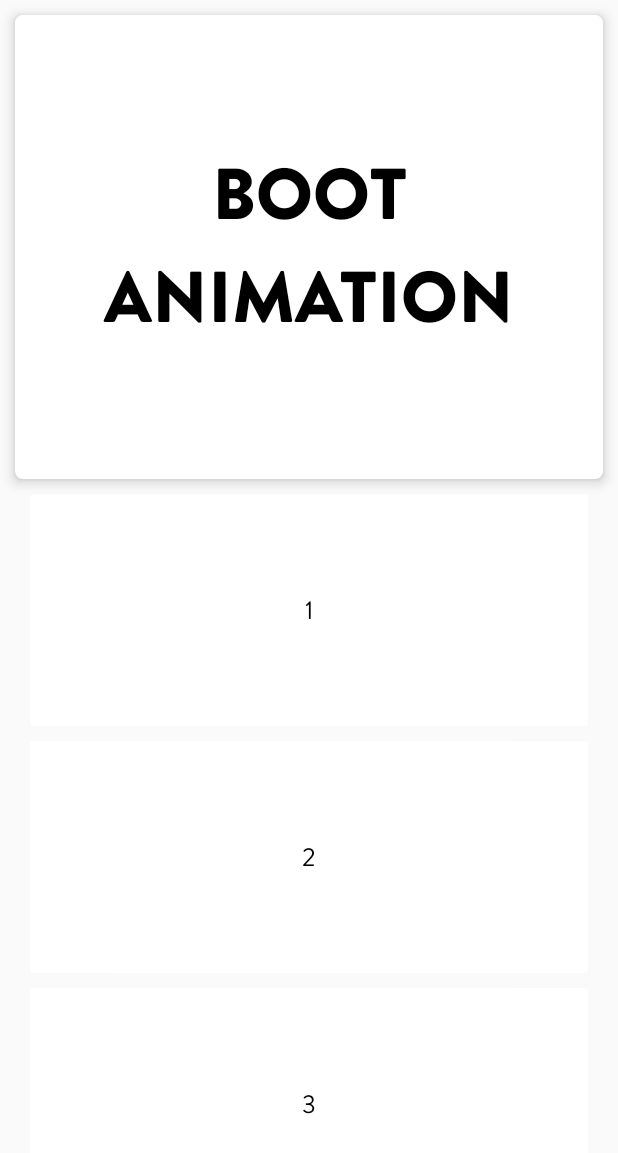
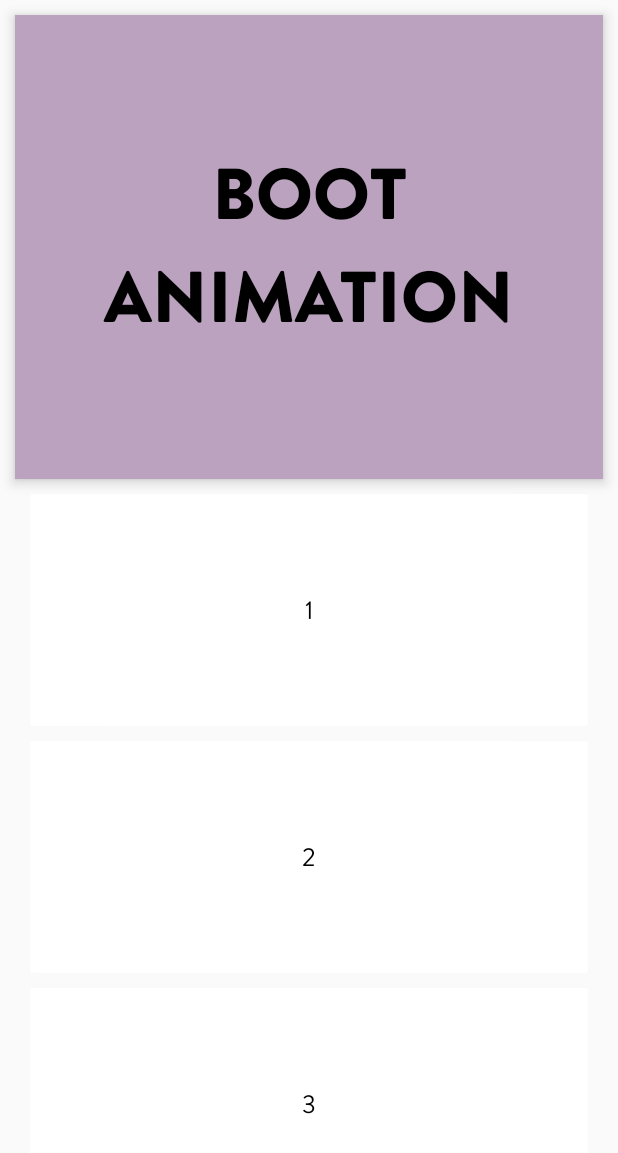
Before and after one commit to harsha20599/LeBox, an Android app: the Bootanim screen opened directly, with no data from a screen before it, after a tap on "BOOT ANIMATION", on a phone screen of 412 x 824 dp. Shown: the top 1153 px of the screen. Run offline under Robolectric (Android 15) with nearby library versions, the phone set to English and light mode, and no system bars.

Commit message:
Latest commit

```diff
--- a/app/src/main/java/com/nitwit/idiot/lebox/Bootanim.java
+++ b/app/src/main/java/com/nitwit/idiot/lebox/Bootanim.java
@@ -13,13 +13,14 @@ import java.util.Random;
 
 public class Bootanim extends AppCompatActivity {
 
-    CardView card1,card2,card3;
+    CardView card,card1,card2,card3;
     TextView titletxt, txt1, txt2, txt3;
 
     @Override
     protected void onCreate(Bundle savedInstanceState) {
         super.onCreate(savedInstanceState);
         setContentView(R.layout.activity_bootanim);
+        card=(CardView)findViewById(R.id.card_view0);
         card1 = (CardView)findViewById(R.id.card_view1);
         card2 = (CardView)findViewById(R.id.card_view2);
         card3 = (CardView)findViewById(R.id.card_view3);
@@ -61,6 +62,10 @@ public class Bootanim extends AppCompatActivity {
         txt2.setTypeface(BrandonGrotesque);
         txt3.setTypeface(BrandonGrotesque);
     }
+    public void Color(View a) {
+        Random rnd = new Random();
+        card.setBackgroundColor(Color.argb(255, rnd.nextInt(256), rnd.nextInt(256), rnd.nextInt(256)));
+    }
 
 
 }
--- a/app/src/main/java/com/nitwit/idiot/lebox/Gapps.java
+++ b/app/src/main/java/com/nitwit/idiot/lebox/Gapps.java
@@ -23,7 +23,7 @@ public class Gapps extends AppCompatActivity {
         super.onCreate(savedInstanceState);
         setContentView(R.layout.activity_gapps);
 
-        card = (CardView)findViewById(R.id.card0);
+        card = (CardView)findViewById(R.id.card_view0);
     }
 
     public void Color(View a) {
--- a/app/src/main/java/com/nitwit/idiot/lebox/Recovery.java
+++ b/app/src/main/java/com/nitwit/idiot/lebox/Recovery.java
@@ -21,7 +21,7 @@ public class Recovery extends AppCompatActivity {
         super.onCreate(savedInstanceState);
         setContentView(R.layout.activity_recovery);
 
-        card = (CardView)findViewById(R.id.card0);
+        card = (CardView)findViewById(R.id.card_view0);
         titletxt = (TextView)findViewById(R.id.text0);
         txt1 = (TextView)findViewById(R.id.text1);
         txt2 = (TextView)findViewById(R.id.text2);
--- a/app/src/main/res/layout/activity_bootlogo.xml
+++ b/app/src/main/res/layout/activity_bootlogo.xml
@@ -16,7 +16,8 @@
 
         <android.support.v7.widget.CardView
             xmlns:card_view="http://schemas.android.com/apk/res-auto"
-            android:id="@+id/card_view5"
+            android:id="@+id/card_view0"
+            android:onClick="Color"
             android:layout_gravity="center"
             android:layout_width="match_parent"
             android:layout_height="0dp"
--- a/app/src/main/res/layout/activity_recovery.xml
+++ b/app/src/main/res/layout/activity_recovery.xml
@@ -17,6 +17,7 @@
         <android.support.v7.widget.CardView
             xmlns:card_view="http://schemas.android.com/apk/res-auto"
             android:id="@+id/card_view0"
+            android:onClick="Color"
             android:layout_gravity="center"
             android:layout_width="match_parent"
             android:layout_height="0dp"
```
Also changed, not shown: app/src/main/java/com/nitwit/idiot/lebox/Bootlogo.java (+6 -3 lines), app/src/main/java/com/nitwit/idiot/lebox/Rom.java (+6 -2 lines), 1 other file.
